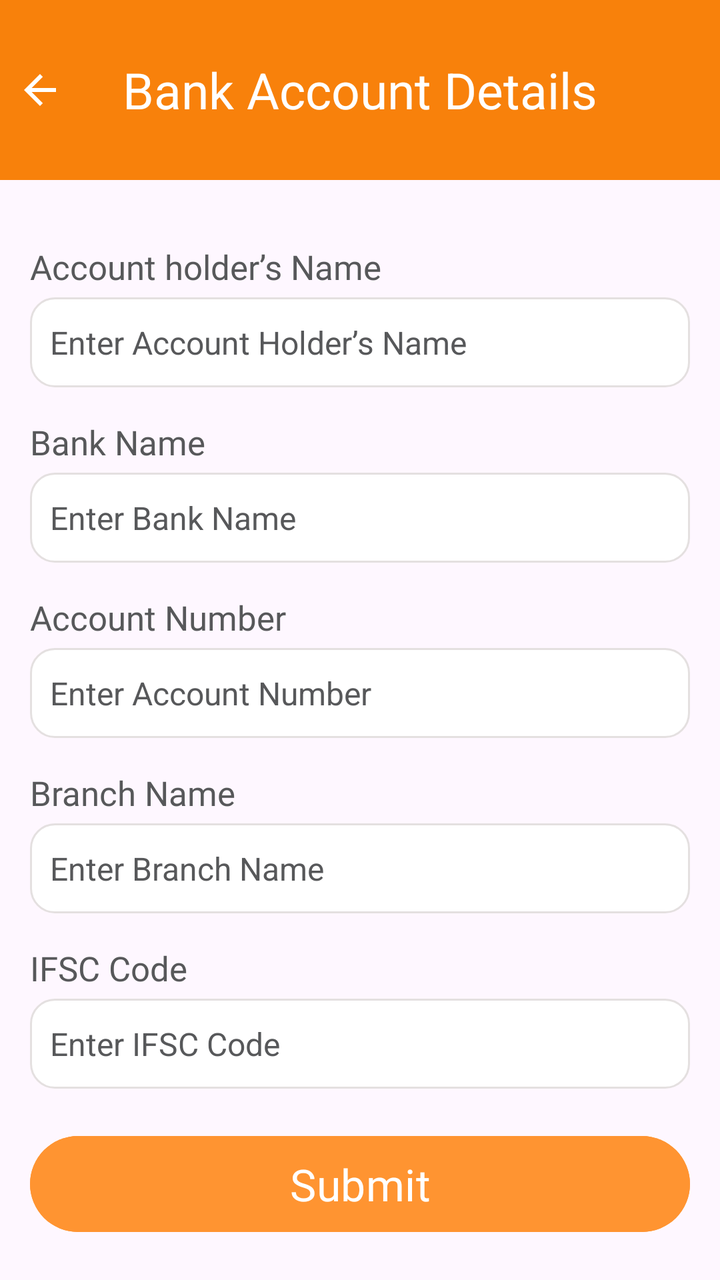
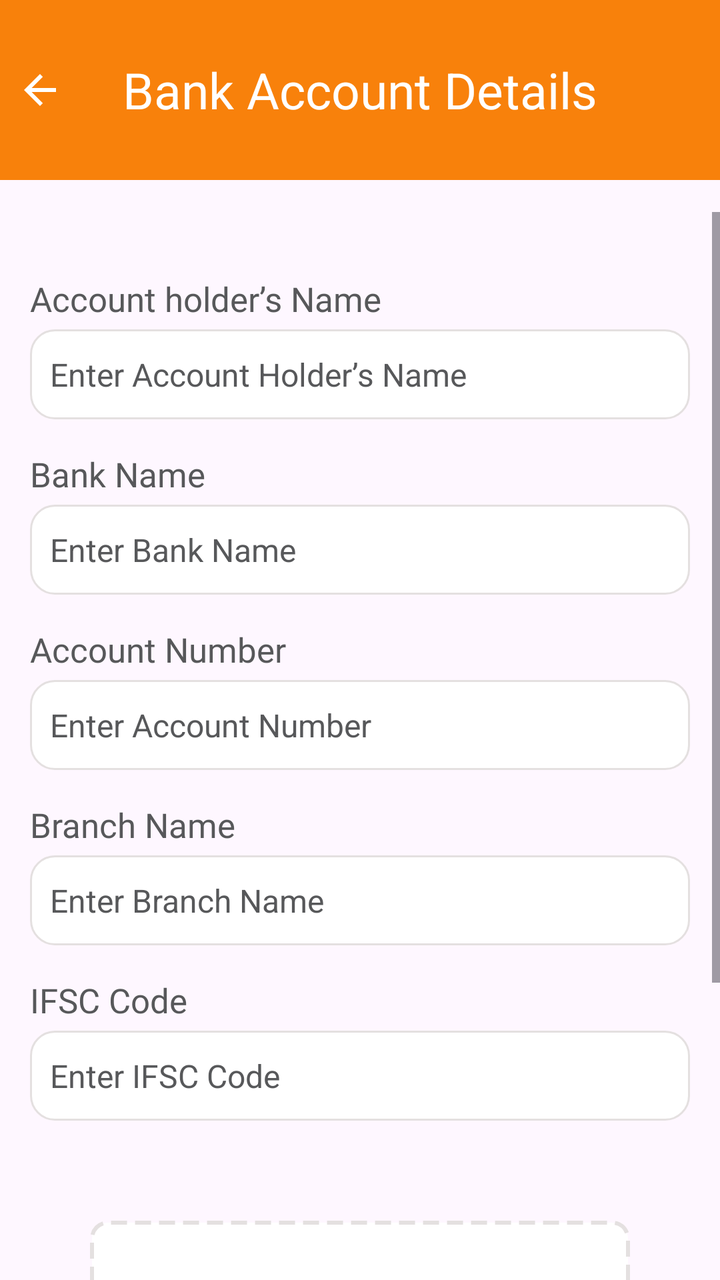

The first picture is an Android layout as it rendered before a commit; the second is the same layout after the commit. The layout source and the unified diff follow.
<!-- AndroidManifest.xml: application theme Theme.B2CDeliveryApp -->
<!-- res/layout/activity_bank_account_details.xml -->
<?xml version="1.0" encoding="utf-8"?>
<androidx.constraintlayout.widget.ConstraintLayout
    xmlns:android="http://schemas.android.com/apk/res/android"
    xmlns:app="http://schemas.android.com/apk/res-auto"
    xmlns:tools="http://schemas.android.com/tools"
    android:id="@+id/bankDetails"
    android:layout_width="match_parent"
    android:layout_height="match_parent"
    tools:context=".BankAccountDetails">

    <FrameLayout
        android:id="@+id/frameLayout4"
        android:layout_width="match_parent"
        android:layout_height="wrap_content"
        android:background="@color/appThemeColor"
        android:paddingVertical="25dp"
        tools:ignore="MissingConstraints">


        <ImageView
            android:id="@+id/backArrowBank"
            android:layout_width="wrap_content"
            android:layout_height="wrap_content"
            android:layout_gravity="start|center_vertical"
            android:contentDescription="Back"
            android:onClick="onBackPressed"
            android:padding="8dp"
            android:scaleType="center"
            android:src="@drawable/baseline_arrow_back_black"
            app:tint="@color/white" />


        <TextView
            android:id="@+id/titleText"
            android:layout_width="wrap_content"
            android:layout_height="wrap_content"
            android:layout_gravity="center"
            android:text="Bank Account Details"
            android:textColor="@android:color/white"
            android:textSize="25sp"
            android:textStyle="normal" />
    </FrameLayout>

    <LinearLayout
        android:id="@+id/inputContainer"
        android:layout_width="match_parent"
        android:layout_height="wrap_content"
        android:layout_marginHorizontal="15dp"
        android:layout_marginTop="16dp"
        android:orientation="vertical"
        app:layout_constraintEnd_toEndOf="parent"
        app:layout_constraintHorizontal_bias="0.4"
        app:layout_constraintStart_toStartOf="parent"
        app:layout_constraintTop_toBottomOf="@+id/frameLayout4">

        <TextView
            android:id="@+id/accountHolderName"
            android:layout_width="wrap_content"
            android:layout_height="wrap_content"
            android:layout_marginTop="16dp"
            android:fontFamily="@font/istok_web"
            android:text="Account holder’s Name"
            android:textColor="@color/dark_gray"
            android:textSize="17sp" />

        <EditText
            android:id="@+id/accountHolderNameInput"
            android:layout_width="match_parent"
            android:layout_height="45dp"
            android:layout_marginTop="4dp"
            android:background="@drawable/rounded_background_with_border"
            android:hint="Enter Account Holder’s Name"
            android:padding="10dp"
            android:textColor="@color/black"
            android:textColorHint="@color/dark_gray"
            android:textSize="16sp" />

        <TextView
            android:id="@+id/bankName"
            android:layout_width="wrap_content"
            android:layout_height="wrap_content"
            android:layout_marginTop="16dp"
            android:fontFamily="@font/istok_web"
            android:text="Bank Name"
            android:textColor="@color/dark_gray"
            android:textSize="17sp" />

        <EditText
            android:id="@+id/bankNameInput"
            android:layout_width="match_parent"
            android:layout_height="45dp"
            android:layout_marginTop="4dp"
            android:background="@drawable/rounded_background_with_border"
            android:hint="Enter Bank Name"
            android:padding="10dp"
            android:textColor="@color/black"
            android:textColorHint="@color/dark_gray"
            android:textSize="16sp" />

        <TextView
            android:id="@+id/accountNumber"
            android:layout_width="wrap_content"
            android:layout_height="wrap_content"
            android:layout_marginTop="16dp"
            android:fontFamily="@font/istok_web"
            android:text="Account Number"
            android:textColor="@color/dark_gray"
            android:textSize="17sp" />

        <EditText
            android:id="@+id/accountNumberInput"
            android:layout_width="match_parent"
            android:layout_height="45dp"
            android:layout_marginTop="4dp"
            android:background="@drawable/rounded_background_with_border"
            android:hint="Enter Account Number"
            android:padding="10dp"
            android:textColor="@color/black"
            android:textColorHint="@color/dark_gray"
            android:textSize="16sp" />

        <TextView
            android:id="@+id/branchName"
            android:layout_width="wrap_content"
            android:layout_height="wrap_content"
            android:layout_marginTop="16dp"
            android:fontFamily="@font/istok_web"
            android:text="Branch Name"
            android:textColor="@color/dark_gray"
            android:textSize="17sp" />

        <EditText
            android:id="@+id/branchNameInput"
            android:layout_width="match_parent"
            android:layout_height="45dp"
            android:layout_marginTop="4dp"
            android:background="@drawable/rounded_background_with_border"
            android:hint="Enter Branch Name"
            android:padding="10dp"
            android:textColor="@color/black"
            android:textColorHint="@color/dark_gray"
            android:textSize="16sp" />

        <TextView
            android:id="@+id/ifscCode"
            android:layout_width="wrap_content"
            android:layout_height="wrap_content"
            android:layout_marginTop="16dp"
            android:fontFamily="@font/istok_web"
            android:text="IFSC Code"
            android:textColor="@color/dark_gray"
            android:textSize="17sp" />

        <EditText
            android:id="@+id/ifscCodeInput"
            android:layout_width="match_parent"
            android:layout_height="45dp"
            android:layout_marginTop="4dp"
            android:background="@drawable/rounded_background_with_border"
            android:hint="Enter IFSC Code"
            android:padding="10dp"
            android:textColor="@color/black"
            android:textColorHint="@color/dark_gray"
            android:textSize="16sp" />

    </LinearLayout>

    <RelativeLayout
        android:layout_width="match_parent"
        android:layout_height="match_parent">

        

        <Button
            android:id="@+id/submitButtonBankDoc"
            android:layout_width="match_parent"
            android:layout_height="56dp"
            android:layout_alignParentBottom="true"
            android:layout_marginHorizontal="15dp"
            android:layout_marginBottom="20dp"
            android:backgroundTint="@color/orange"
            android:fontFamily="@font/istok_web_bold"
            android:gravity="center"
            android:text="Submit"
            android:textColor="#FFFFFF"
            android:textSize="22sp" />

    </RelativeLayout>

</androidx.constraintlayout.widget.ConstraintLayout>
<!-- resources referenced by this layout -->
<resources>
  <color name="appThemeColor">#F8810B</color>
  <color name="black">#FF000000</color>
  <color name="dark_gray">#57585A</color>
  <color name="orange">#FF9431</color>
  <color name="white">#FFFFFFFF</color>
  <!-- drawable baseline_arrow_back_black (drawable) -->
  <vector xmlns:android="http://schemas.android.com/apk/res/android"
      android:autoMirrored="true"
      android:height="24dp"
      android:viewportHeight="24"
      android:viewportWidth="24"
      android:width="24dp">
  
      <path
          android:fillColor="?attr/colorControlNormal"
          android:pathData="M20,11H7.83l5.59,-5.59L12,4l-8,8 8,8 1.41,-1.41L7.83,13H20v-2z" />
  </vector>
  <!-- drawable rounded_background_with_border (drawable) -->
  <?xml version="1.0" encoding="utf-8"?>
  <shape xmlns:android="http://schemas.android.com/apk/res/android">
      <solid android:color="@color/white" />
      <corners android:radius="12dp" />
      <stroke
          android:color="@color/grey"
      android:width="1dp" />
  </shape>
  <style name="Theme.B2CDeliveryApp" parent="Base.Theme.B2CDeliveryApp">
          <item name="android:windowTranslucentStatus">true</item>
          <item name="android:statusBarColor">@android:color/transparent</item>
      </style>
  <color name="grey">#E4E0E0</color>
  <style name="Base.Theme.B2CDeliveryApp" parent="Theme.Material3.Light.NoActionBar">
          
          
      </style>
</resources>

<!-- the commit's change to res/layout/activity_bank_account_details.xml (unified diff, before → after) -->
@@ -40,6 +40,13 @@
             android:textSize="25sp"
             android:textStyle="normal" />
     </FrameLayout>
+    <ScrollView
+        android:layout_width="match_parent"
+        android:layout_height="0dp"
+        android:layout_marginTop="16dp"
+        android:fillViewport="true"
+        app:layout_constraintTop_toBottomOf="@id/frameLayout4"
+        app:layout_constraintBottom_toBottomOf="parent">
 
     <LinearLayout
         android:id="@+id/inputContainer"
@@ -162,29 +169,69 @@
             android:textColor="@color/black"
             android:textColorHint="@color/dark_gray"
             android:textSize="16sp" />
+        <LinearLayout
+            android:id="@+id/llPassbookDetailsImage"
+            android:layout_width="match_parent"
+            android:layout_height="wrap_content"
+            android:orientation="vertical"
+            android:layout_marginLeft="30dp"
+            android:layout_marginTop="50dp"
+            android:layout_marginRight="30dp"
+            android:background="@drawable/border"
+            android:padding="16dp">
+
+
+            <TextView
+                android:id="@+id/textView3"
+                android:layout_width="match_parent"
+                android:layout_height="80dp"
+                android:fontFamily="@font/archivo_medium"
+                android:paddingTop="10dp"
+                android:text="Upload a photo \n of your Passbook"
+                android:textAlignment="center"
+                android:textColor="#101010" />
+
+            <Button
+                android:id="@+id/Upploadbutton"
+                android:layout_width="150dp"
+                android:layout_height="wrap_content"
+                android:padding="8dp"
+                android:drawableLeft="@drawable/camera"
+                android:textAlignment="center"
+                android:backgroundTint="@color/orange"
+                android:layout_gravity="center"
+                android:text="Upload Image" />
+            <ImageView
+                android:id="@+id/imgPassbookDetails"
+                android:layout_width="match_parent"
+                android:layout_height="160dp"
+                android:layout_marginTop="16dp"
+                android:visibility="gone"
+                android:adjustViewBounds="false"
+                android:scaleType="centerCrop" />
+        </LinearLayout>
+
+        <RelativeLayout
+            android:layout_width="match_parent"
+            android:layout_height="match_parent">
+
+            <Button
+                android:id="@+id/submitButtonBankDoc"
+                android:layout_width="match_parent"
+                android:layout_height="56dp"
+                android:layout_alignParentBottom="true"
+                android:layout_marginHorizontal="15dp"
+                android:layout_marginBottom="20dp"
+                android:backgroundTint="@color/orange"
+                android:fontFamily="@font/istok_web_bold"
+                android:gravity="center"
+                android:text="Submit"
+                android:textColor="#FFFFFF"
+                android:textSize="22sp" />
+
+        </RelativeLayout>
 
     </LinearLayout>
-
-    <RelativeLayout
-        android:layout_width="match_parent"
-        android:layout_height="match_parent">
-
-        
-
-        <Button
-            android:id="@+id/submitButtonBankDoc"
-            android:layout_width="match_parent"
-            android:layout_height="56dp"
-            android:layout_alignParentBottom="true"
-            android:layout_marginHorizontal="15dp"
-            android:layout_marginBottom="20dp"
-            android:backgroundTint="@color/orange"
-            android:fontFamily="@font/istok_web_bold"
-            android:gravity="center"
-            android:text="Submit"
-            android:textColor="#FFFFFF"
-            android:textSize="22sp" />
-
-    </RelativeLayout>
+    </ScrollView>
 
 </androidx.constraintlayout.widget.ConstraintLayout>
<!-- resource entries referenced after the edit -->
@@ -17,6 +17,18 @@
           android:fillColor="?attr/colorControlNormal"
           android:pathData="M20,11H7.83l5.59,-5.59L12,4l-8,8 8,8 1.41,-1.41L7.83,13H20v-2z" />
   </vector>
+  <!-- drawable border (drawable) -->
+  <?xml version="1.0" encoding="utf-8"?>
+  <shape xmlns:android="http://schemas.android.com/apk/res/android">
+      <solid android:color="#FFFFFF"/>
+      <stroke
+          android:width="2dp"
+          android:color="@color/grey"
+      android:dashWidth="8dp"
+      android:dashGap="4dp"/>
+      <corners android:radius="8dp"/>
+  </shape>
+  <!-- drawable camera: png bitmap (drawable, 815 bytes) -->
   <!-- drawable rounded_background_with_border (drawable) -->
   <?xml version="1.0" encoding="utf-8"?>
   <shape xmlns:android="http://schemas.android.com/apk/res/android">
